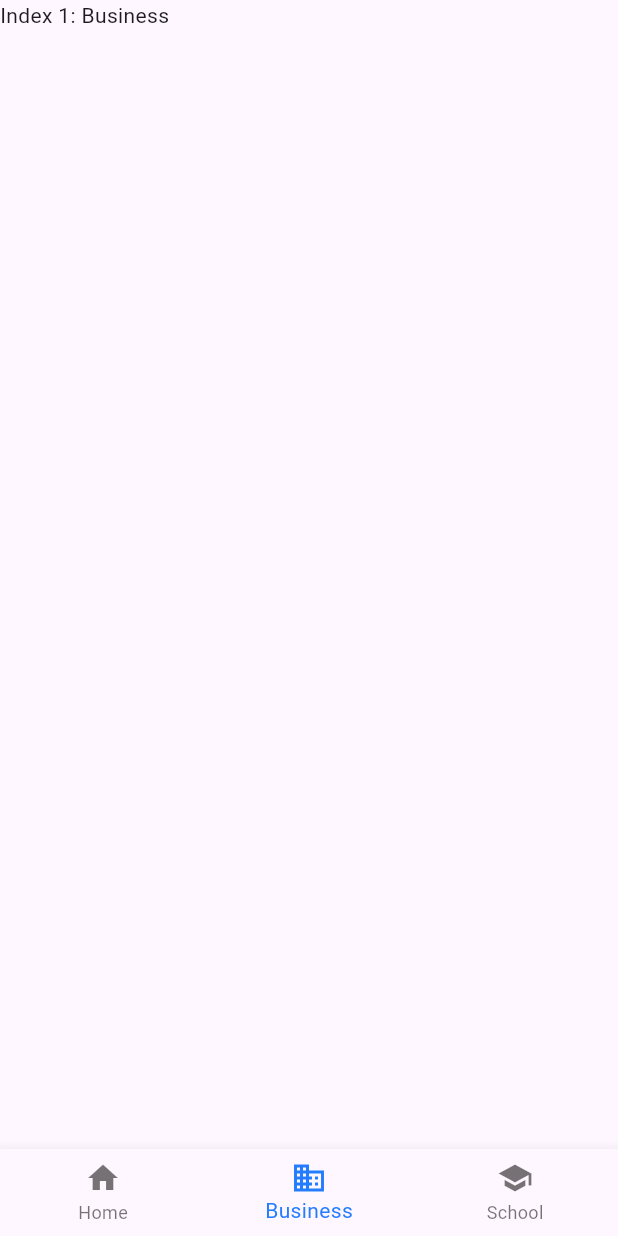
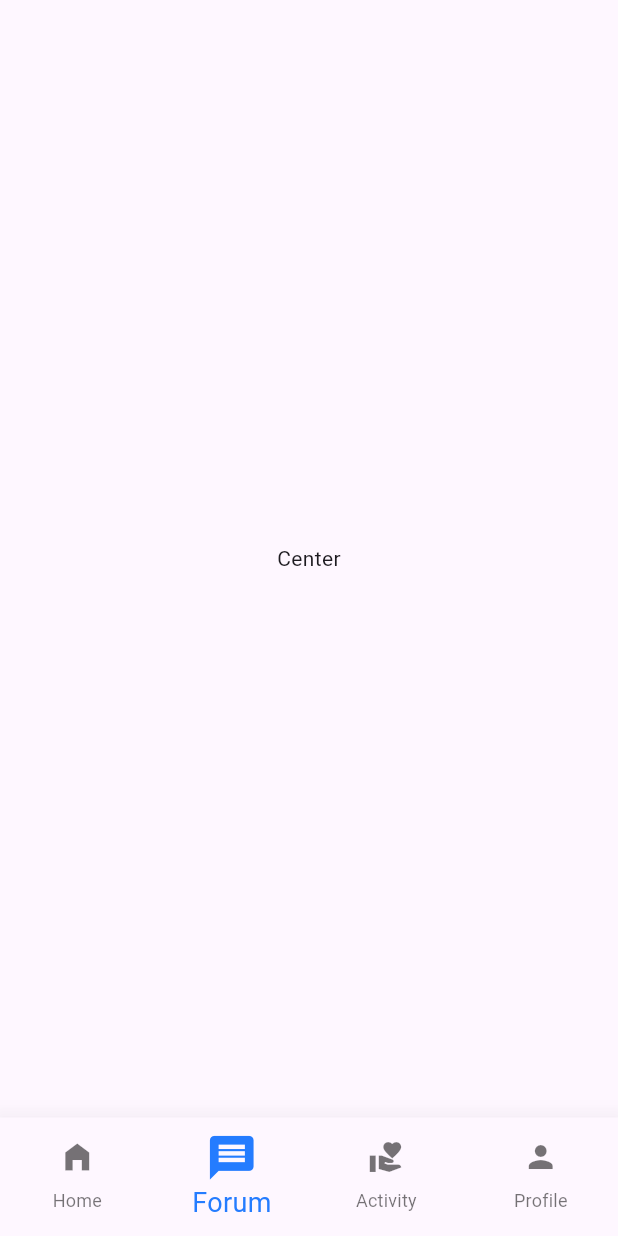
Before and after one commit to seiftarek10/clinic_square, a Flutter app: the screen it shows after launch, item 2 of the bottom bar chosen, on a phone screen of 412 x 824 dp. Run offline on Flutter 3.47's test engine with Material 3 defaults, Android fonts, the phone set to English and light mode, and no system bars; our stand-ins replace flutter_screenutil, font_awesome_flutter, go_router, google_fonts.

Commit message:
finish Bottom Navigation Bar

```diff
--- a/lib/Core/Widgets/bottom_navigation_bar.dart
+++ b/lib/Core/Widgets/bottom_navigation_bar.dart
@@ -12,12 +12,15 @@ class AppBottomBar extends StatefulWidget {
 class _AppBottomBarState extends State<AppBottomBar> {
   int _selectedIndex = 0;
 
-  static const List<Widget> _pages = <Widget>[
-    HomePage(),
-    Text(
-      'Index 1: Business',
+  static  final List<Widget> _pages =  <Widget>[
+    const HomePage(),
+    const Center(
+    child: Text("Center"),
     ),
-    Text(
+    const Text(
+      'Index 2: School',
+    ),
+     const Text(
       'Index 2: School',
     ),
   ];
@@ -33,22 +36,32 @@ class _AppBottomBarState extends State<AppBottomBar> {
     return Scaffold(
       body: _pages.elementAt(_selectedIndex),
       bottomNavigationBar: BottomNavigationBar(
+        type: BottomNavigationBarType.fixed,
+        elevation: 16,
         items: const <BottomNavigationBarItem>[
           BottomNavigationBarItem(
-            icon: Icon(Icons.home),
+            icon: Icon(Icons.home_filled),
             label: 'Home',
           ),
           BottomNavigationBarItem(
-            icon: Icon(Icons.business),
-            label: 'Business',
+            icon: Icon(Icons.message),
+            label: 'Forum',
           ),
           BottomNavigationBarItem(
-            icon: Icon(Icons.school),
-            label: 'School',
+            icon: Icon(Icons.volunteer_activism),
+            label: 'Activity',
+          ),
+             BottomNavigationBarItem(
+            icon: Icon(Icons.person),
+            label: 'Profile',
           ),
         ],
         currentIndex: _selectedIndex,
         selectedItemColor: AppColors.mainBlue,
+        selectedFontSize: 18,
+        selectedIconTheme: const IconThemeData(
+          size: 35
+        ),
         onTap: _onItemTapped,
       ),
     );
--- a/pubspec.yaml
+++ b/pubspec.yaml
@@ -53,7 +53,7 @@ flutter:
   uses-material-design: true
   # To add assets to your application, add an assets section, like this:
   assets:
-    - assets/images/
+    - assets/images/svgs/
   # An image asset can refer to one or more resolution-specific "variants", see
   # https://flutter.dev/assets-and-images/#resolution-aware
   # For details regarding adding assets from package dependencies, see
```
